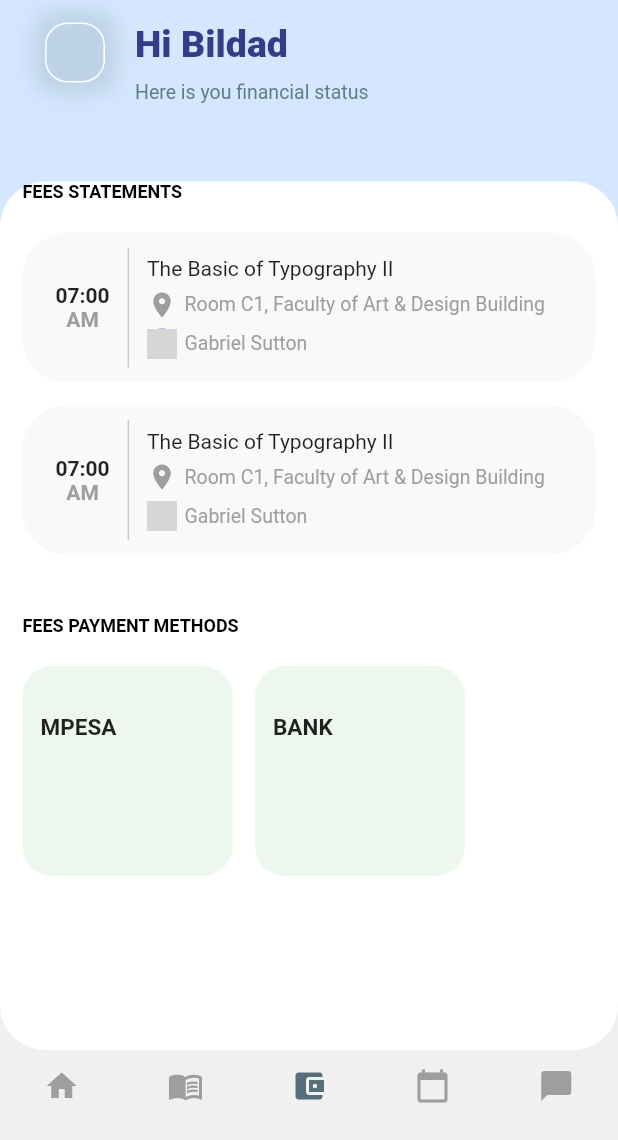
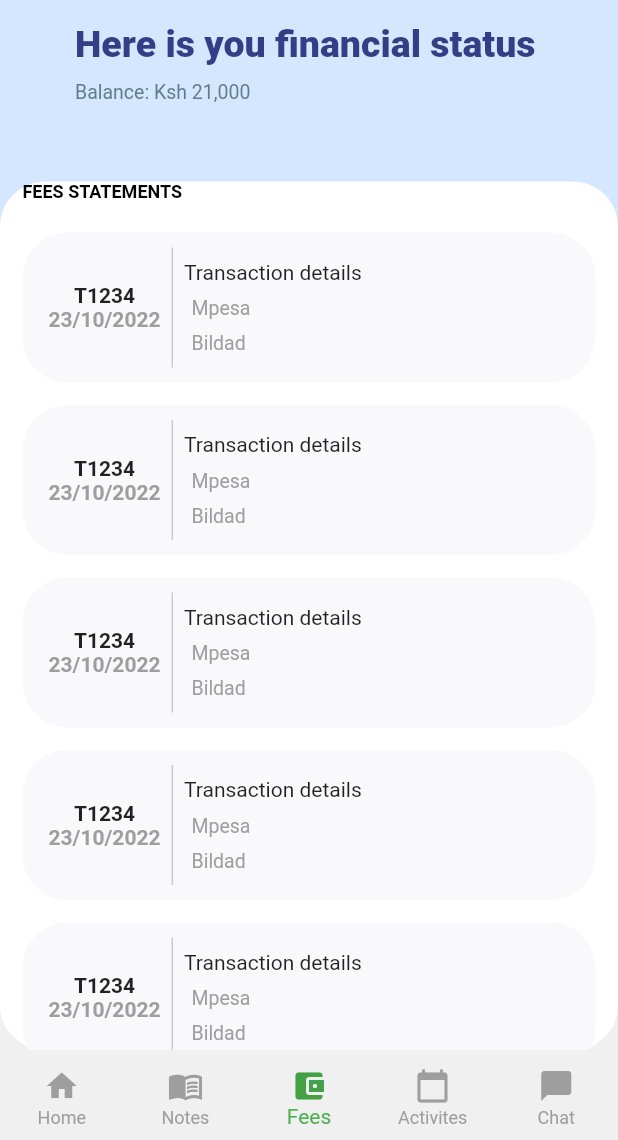
Before and after one commit to Bildad0/UniApp, a Flutter app: the screen it shows once a user with an empty profile is signed in, item 3 of the bottom bar chosen, on a phone screen of 412 x 824 dp, the part 96-1236 px from its top. Run offline on Flutter 3.47's test engine with Material 2 defaults, Android fonts, the phone set to English and light mode, and no system bars; our stand-ins replace firebase_auth, firebase_core, flutter_neumorphic, progress_indicators; accounts and stored records are empty; network calls fail; grey boxes are pictures that could not be loaded.

Commit message:
updates and fixes

```diff
--- a/lib/Views/Chats/chatpage.dart
+++ b/lib/Views/Chats/chatpage.dart
@@ -100,7 +100,7 @@ class _ChatPageState extends State<ChatPage> {
                     size: 20,
                   ),
                   filled: true,
-                  fillColor: Colors.grey.shade100,
+                  fillColor: const Color.fromARGB(218, 245, 245, 245),
                   contentPadding: const EdgeInsets.all(8),
                   enabledBorder: OutlineInputBorder(
                       borderRadius: BorderRadius.circular(20),
--- a/lib/Views/feemanagement.dart
+++ b/lib/Views/feemanagement.dart
@@ -59,23 +59,6 @@ class _FeesPageState extends State<FeesPage> {
               Row(
                 crossAxisAlignment: CrossAxisAlignment.start,
                 children: [
-                  GestureDetector(
-                    child: Container(
-                      width: 40,
-                      height: 40,
-                      decoration: BoxDecoration(
-                        borderRadius: BorderRadius.circular(15),
-                        border: Border.all(width: 1, color: Colors.white),
-                        boxShadow: [
-                          BoxShadow(
-                            color: Colors.blueGrey.withOpacity(0.2),
-                            blurRadius: 12,
-                            spreadRadius: 8,
-                          )
-                        ],
-                      ),
-                    ),
-                  ),
                   const SizedBox(
                     width: 20,
                   ),
@@ -83,7 +66,7 @@ class _FeesPageState extends State<FeesPage> {
                     crossAxisAlignment: CrossAxisAlignment.start,
                     children: const [
                       Text(
-                        "Hi Bildad",
+                        "Here is you financial status",
                         style: TextStyle(
                           fontSize: 25,
                           fontWeight: FontWeight.w900,
@@ -94,7 +77,7 @@ class _FeesPageState extends State<FeesPage> {
                         height: 10,
                       ),
                       Text(
-                        "Here is you financial status",
+                        "Balance: Ksh 21,000",
                         style: TextStyle(
                           fontSize: 13,
                           color: Colors.blueGrey,
@@ -126,6 +109,12 @@ class _FeesPageState extends State<FeesPage> {
                 const SizedBox(
                   height: 20,
                 ),
+                buildClassItem(),
+                buildClassItem(),
+                buildClassItem(),
+                buildClassItem(),
+                buildClassItem(),
+                buildClassItem(),
                 buildClassItem(),
                 buildClassItem(),
                 const SizedBox(
@@ -163,7 +152,7 @@ class _FeesPageState extends State<FeesPage> {
         borderRadius: BorderRadius.circular(20),
       ),
       child: Column(
-        crossAxisAlignment: CrossAxisAlignment.start,
+        crossAxisAlignment: CrossAxisAlignment.center,
         children: [
           const SizedBox(
             height: 20,
@@ -220,11 +209,11 @@ class _FeesPageState extends State<FeesPage> {
             mainAxisAlignment: MainAxisAlignment.center,
             children: const [
               Text(
-                "07:00",
+                "T1234",
                 style: TextStyle(fontWeight: FontWeight.bold),
               ),
               Text(
-                "AM",
+                "23/10/2022",
                 style:
                     TextStyle(fontWeight: FontWeight.bold, color: Colors.grey),
               ),
@@ -242,24 +231,20 @@ class _FeesPageState extends State<FeesPage> {
               SizedBox(
                 width: MediaQuery.of(context).size.width - 160,
                 child: const Text(
-                  "The Basic of Typography II",
+                  "Transaction details",
                   overflow: TextOverflow.ellipsis,
                 ),
               ),
               Row(
+                crossAxisAlignment: CrossAxisAlignment.center,
                 children: [
-                  const Icon(
-                    Icons.location_on,
-                    color: Colors.grey,
-                    size: 20,
-                  ),
                   const SizedBox(
                     width: 5,
                   ),
                   SizedBox(
                     width: MediaQuery.of(context).size.width - 160,
                     child: const Text(
-                      "Room C1, Faculty of Art & Design Building",
+                      "Mpesa",
                       overflow: TextOverflow.ellipsis,
                       style: TextStyle(color: Colors.grey, fontSize: 13),
                     ),
@@ -268,16 +253,11 @@ class _FeesPageState extends State<FeesPage> {
               ),
               Row(
                 children: const [
-                  CircleAvatar(
-                    backgroundImage: NetworkImage(
-                        "https://images.unsplash.com/photo-1507003211169-0a1dd7228f2d?ixlib=rb-1.2.1&ixid=eyJhcHBfaWQiOjEyMDd9&auto=format&fit=crop&w=200&q=80"),
-                    radius: 10,
-                  ),
                   SizedBox(
                     width: 5,
                   ),
                   Text(
-                    "Gabriel Sutton",
+                    "Bildad",
                     style: TextStyle(color: Colors.grey, fontSize: 13),
                   )
                 ],
--- a/lib/Views/landingpage.dart
+++ b/lib/Views/landingpage.dart
@@ -32,7 +32,7 @@ class _SchoolManagementState extends State<SchoolManagement> {
             backgroundColor: const Color(0xFFF0F0F0),
             unselectedItemColor: Colors.grey,
             selectedItemColor: Colors.green,
-            selectedIconTheme: IconThemeData(color: Colors.blueGrey[600]),
+            selectedIconTheme: IconThemeData(color: Colors.green[600]),
             currentIndex: _selectedItemIndex,
             type: BottomNavigationBarType.fixed,
             onTap: (int index) {
@@ -42,23 +42,23 @@ class _SchoolManagementState extends State<SchoolManagement> {
             },
             items: const [
               BottomNavigationBarItem(
-                label: "",
+                label: "Home",
                 icon: Icon(Icons.home),
               ),
               BottomNavigationBarItem(
-                label: "",
+                label: "Notes",
                 icon: Icon(Icons.menu_book),
               ),
               BottomNavigationBarItem(
-                label: "",
+                label: "Fees",
                 icon: Icon(Icons.account_balance_wallet),
               ),
               BottomNavigationBarItem(
-                label: "",
+                label: "Activites",
                 icon: Icon(Icons.calendar_today),
               ),
               BottomNavigationBarItem(
-                label: "",
+                label: "Chat",
                 icon: Icon(Icons.chat_bubble),
               ),
             ],
```
